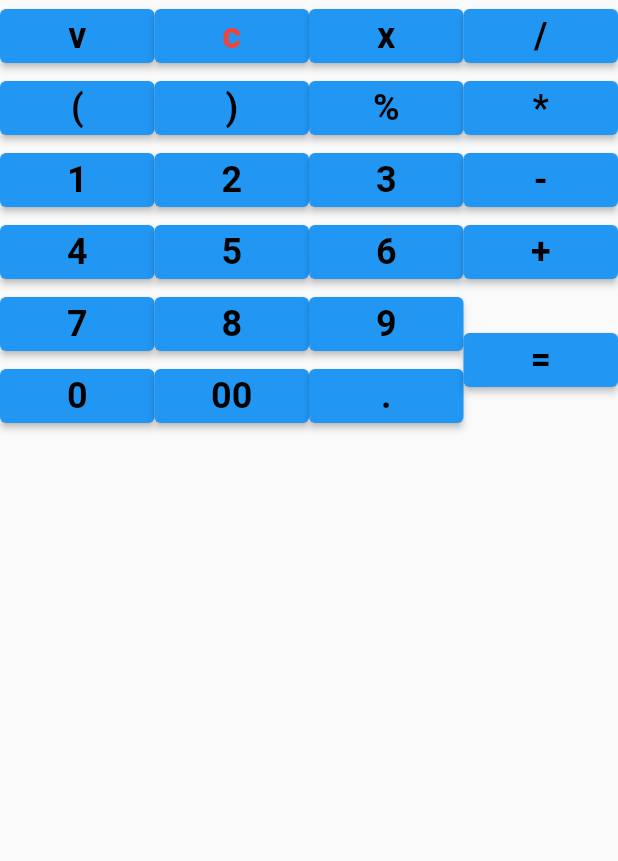
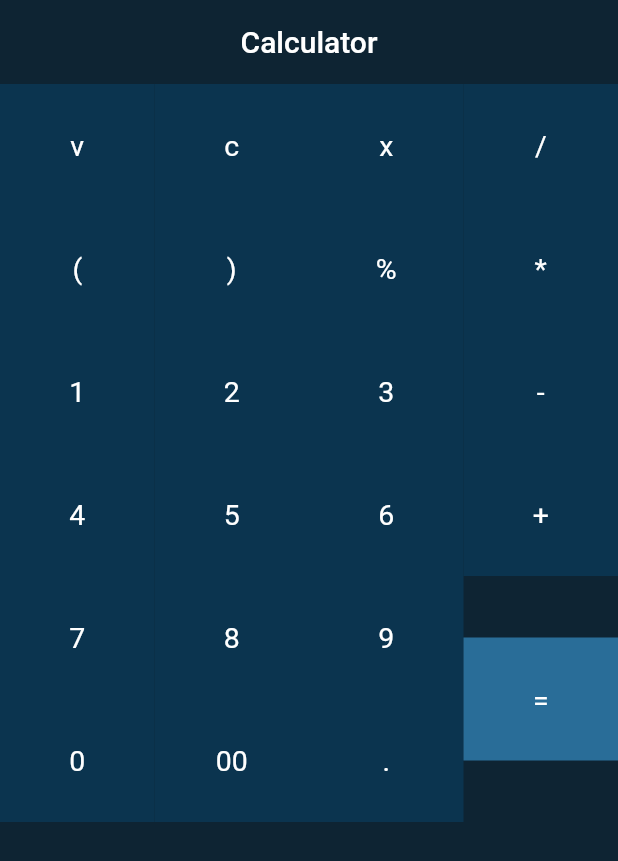
Before and after one commit to Noman-zawad/calculator, a Flutter app: the screen it shows after launch, on a phone screen of 412 x 824 dp. Shown: the top 861 px of the screen. Run offline on Flutter 3.47's test engine with Material 2 defaults, Android fonts, the phone set to English and light mode, and no system bars.

Commit message:
button design fixed

```diff
--- a/lib/main.dart
+++ b/lib/main.dart
@@ -15,6 +15,7 @@ class CalculatorApp extends StatelessWidget {
         primarySwatch: Colors.blue,
       ),
       home: CalculatorScreen(),
+      debugShowCheckedModeBanner: false,
     );
   }
 }
--- a/lib/screens/calculator_screen.dart
+++ b/lib/screens/calculator_screen.dart
@@ -26,91 +26,98 @@ class _CalculatorScreenState extends State<CalculatorScreen> {
 
   @override
   Widget build(BuildContext context) {
-    return Scaffold(
-      // ... (other scaffold properties)
+    return MaterialApp(
+      debugShowCheckedModeBanner: false,
+      home: Scaffold(
+        appBar: AppBar(
+          backgroundColor: Colors.transparent,
+          elevation: 0,
+          centerTitle: true,
+          title: const Text('Calculator'),
+        ),
+        backgroundColor: const Color(0xFF0e2433),
         body: Column(
           children: [
-          // ... (other calculator UI elements)
             Column(
               children: [
                 Row(
                   children: [
                     CalculatorButton(
                         text: 'v',
-                      textColor: Colors.black,
-                      onPressed: _onButtonPressed),
+                        onPressed: _onButtonPressed,
+                        btnColor: const Color(0xff0b344f)),
                     CalculatorButton(
                         text: 'c',
-                      textColor: Colors.red,
-                      onPressed: _onClearPressed),
+                        onPressed: _onClearPressed,
+                        btnColor: const Color(0xff0b344f)),
                     CalculatorButton(
                         text: 'x',
-                      textColor: Colors.black,
-                      onPressed: _onButtonPressed),
+                        onPressed: _onButtonPressed,
+                        btnColor: const Color(0xff0b344f)),
                     CalculatorButton(
                         text: '/',
-                      textColor: Colors.black,
-                      onPressed: _onButtonPressed),
+                        onPressed: _onButtonPressed,
+                        btnColor: const Color(0xff0b344f)),
                   ],
                 ),
                 Row(
                   children: [
                     CalculatorButton(
                         text: '(',
-                      textColor: Colors.black,
-                      onPressed: _onButtonPressed),
+                        onPressed: _onButtonPressed,
+                        btnColor: const Color(0xff0b344f)),
                     CalculatorButton(
                         text: ')',
-                      textColor: Colors.black,
-                      onPressed: _onButtonPressed),
+                        onPressed: _onButtonPressed,
+                        btnColor: const Color(0xff0b344f)),
                     CalculatorButton(
                         text: '%',
-                      textColor: Colors.black,
-                      onPressed: _onButtonPressed),
+                        onPressed: _onButtonPressed,
+                        btnColor: const Color(0xff0b344f)),
                     CalculatorButton(
                         text: '*',
-                      textColor: Colors.black,
-                      onPressed: _onButtonPressed),
+                        onPressed: _onButtonPressed,
+                        btnColor: const Color(0xff0b344f)),
                   ],
                 ),
                 Row(
                   children: [
                     CalculatorButton(
                         text: '1',
-                      textColor: Colors.black,
-                      onPressed: _onButtonPressed),
+                        onPressed: _onButtonPressed,
+                        btnColor: const Color(0xff0b344f)),
                     CalculatorButton(
                         text: '2',
-                      textColor: Colors.black,
-                      onPressed: _onButtonPressed),
+                        onPressed: _onButtonPressed,
+                        btnColor: const Color(0xff0b344f)),
                     CalculatorButton(
                         text: '3',
-                      textColor: Colors.black,
-                      onPressed: _onButtonPressed),
+                        onPressed: _onButtonPressed,
+                        btnColor: const Color(0xff0b344f)),
                     CalculatorButton(
                         text: '-',
-                      textColor: Colors.black,
-                      onPressed: _onButtonPressed),
+                        onPressed: _onButtonPressed,
+                        btnColor: const Color(0xff0b344f)),
                   ],
                 ),
                 Row(
                   children: [
                     CalculatorButton(
                         text: '4',
-                      textColor: Colors.black,
-                      onPressed: _onButtonPressed),
+                        onPressed: _onButtonPressed,
+                        btnColor: const Color(0xff0b344f)),
                     CalculatorButton(
                         text: '5',
-                      textColor: Colors.black,
-                      onPressed: _onButtonPressed),
+                        onPressed: _onButtonPressed,
+                        btnColor: const Color(0xff0b344f)),
                     CalculatorButton(
                         text: '6',
-                      textColor: Colors.black,
-                      onPressed: _onButtonPressed),
+                        onPressed: _onButtonPressed,
+                        btnColor: const Color(0xff0b344f)),
                     CalculatorButton(
                         text: '+',
-                      textColor: Colors.black,
-                      onPressed: _onButtonPressed),
+                        onPressed: _onButtonPressed,
+                        btnColor: const Color(0xff0b344f)),
                   ],
                 ),
                 Row(
@@ -123,32 +130,32 @@ class _CalculatorScreenState extends State<CalculatorScreen> {
                             children: [
                               CalculatorButton(
                                   text: '7',
-                                textColor: Colors.black,
-                                onPressed: _onButtonPressed),
+                                  onPressed: _onButtonPressed,
+                                  btnColor: const Color(0xff0b344f)),
                               CalculatorButton(
                                   text: '8',
-                                textColor: Colors.black,
-                                onPressed: _onButtonPressed),
+                                  onPressed: _onButtonPressed,
+                                  btnColor: const Color(0xff0b344f)),
                               CalculatorButton(
                                   text: '9',
-                                textColor: Colors.black,
-                                onPressed: _onButtonPressed),
+                                  onPressed: _onButtonPressed,
+                                  btnColor: const Color(0xff0b344f)),
                             ],
                           ),
                           Row(
                             children: [
                               CalculatorButton(
                                   text: '0',
-                                textColor: Colors.black,
-                                onPressed: _onButtonPressed),
+                                  onPressed: _onButtonPressed,
+                                  btnColor: const Color(0xff0b344f)),
                               CalculatorButton(
                                   text: '00',
-                                textColor: Colors.black,
-                                onPressed: _onButtonPressed),
+                                  onPressed: _onButtonPressed,
+                                  btnColor: const Color(0xff0b344f)),
                               CalculatorButton(
                                   text: '.',
-                                textColor: Colors.black,
-                                onPressed: _onButtonPressed),
+                                  onPressed: _onButtonPressed,
+                                  btnColor: const Color(0xff0b344f)),
                             ],
                           )
                         ],
@@ -157,8 +164,8 @@ class _CalculatorScreenState extends State<CalculatorScreen> {
                     Expanded(
                       child: CalculatorButton(
                           text: '=',
-                        textColor: Colors.black,
-                        onPressed: _onButtonPressed),
+                          onPressed: _onButtonPressed,
+                          btnColor: const Color(0xff296d98)),
                     )
                   ],
                 )
@@ -166,6 +173,7 @@ class _CalculatorScreenState extends State<CalculatorScreen> {
             ),
           ],
         ),
+      ),
     );
   }
 }
--- a/lib/widgets/button.dart
+++ b/lib/widgets/button.dart
@@ -2,29 +2,41 @@ import 'package:flutter/material.dart';
 
 class CalculatorButton extends StatelessWidget {
   final String text;
-  final Color textColor;
+  final Color btnColor;
   final Function onPressed;
 
   const CalculatorButton({
     super.key,
     required this.text,
-    required this.textColor,
     required this.onPressed,
+    required this.btnColor,
   });
 
   @override
   Widget build(BuildContext context) {
     return Expanded(
-      child: ElevatedButton(
+      child: TextButton(
         onPressed: () {
           onPressed(text);
         },
-        child: Text(
-          text,
-          style: TextStyle(
-            fontSize: 24.0,
-            fontWeight: FontWeight.bold,
-            color: textColor,
+        style: TextButton.styleFrom(
+          backgroundColor: btnColor,
+          padding: const EdgeInsets.all(0),
+          shape: RoundedRectangleBorder(
+              borderRadius: BorderRadius.circular(0),
+              side: BorderSide.none // Set border radius to 0
+              ),
+        ),
+        child: Container(
+          alignment: Alignment.center,
+          padding: const EdgeInsets.all(30),
+          child: Text(
+            text,
+            style: const TextStyle(
+              fontSize: 19.0,
+              fontWeight: FontWeight.w400,
+              color: Colors.white,
+            ),
           ),
         ),
       ),
```
Lines whose indentation alone changed are shown as unchanged.
